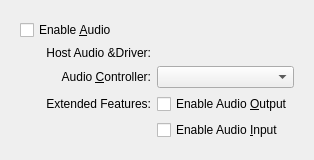
Above: vbox/src/VBox/Frontends/VirtualBox/src/settings/machine/UIMachineSettingsAudio.ui from jljuxgm/vboxgit before the change. Below: the same form after it.
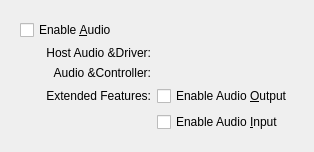
That is the form after the change. Custom widgets are drawn as their Qt base class.

What changed in the file:
```diff
--- a/vbox/src/VBox/Frontends/VirtualBox/src/settings/machine/UIMachineSettingsAudio.ui
+++ b/vbox/src/VBox/Frontends/VirtualBox/src/settings/machine/UIMachineSettingsAudio.ui
@@ -87,13 +87,7 @@
           </widget>
          </item>
          <item row="1" column="1">
-          <widget class="QComboBox" name="m_pComboAudioController">
-           <property name="sizePolicy">
-            <sizepolicy hsizetype="MinimumExpanding" vsizetype="Fixed">
-             <horstretch>1</horstretch>
-             <verstretch>0</verstretch>
-            </sizepolicy>
-           </property>
+          <widget class="UIAudioControllerEditor" name="m_pAudioControllerEditor">
            <property name="whatsThis">
             <string>Selects the type of the virtual sound card. Depending on this value, VirtualBox will provide different audio hardware to the virtual machine.</string>
            </property>
@@ -164,6 +158,11 @@
  </widget>
  <resources/>
  <customwidgets>
+  <customwidget>
+   <class>UIAudioControllerEditor</class>
+   <extends>QWidget</extends>
+   <header>UIAudioControllerEditor.h</header>
+  </customwidget>
   <customwidget>
    <class>UIAudioHostDriverEditor</class>
    <extends>QWidget</extends>
```
Left out of the diff: 11 changed lines with no effect on the pictures.
